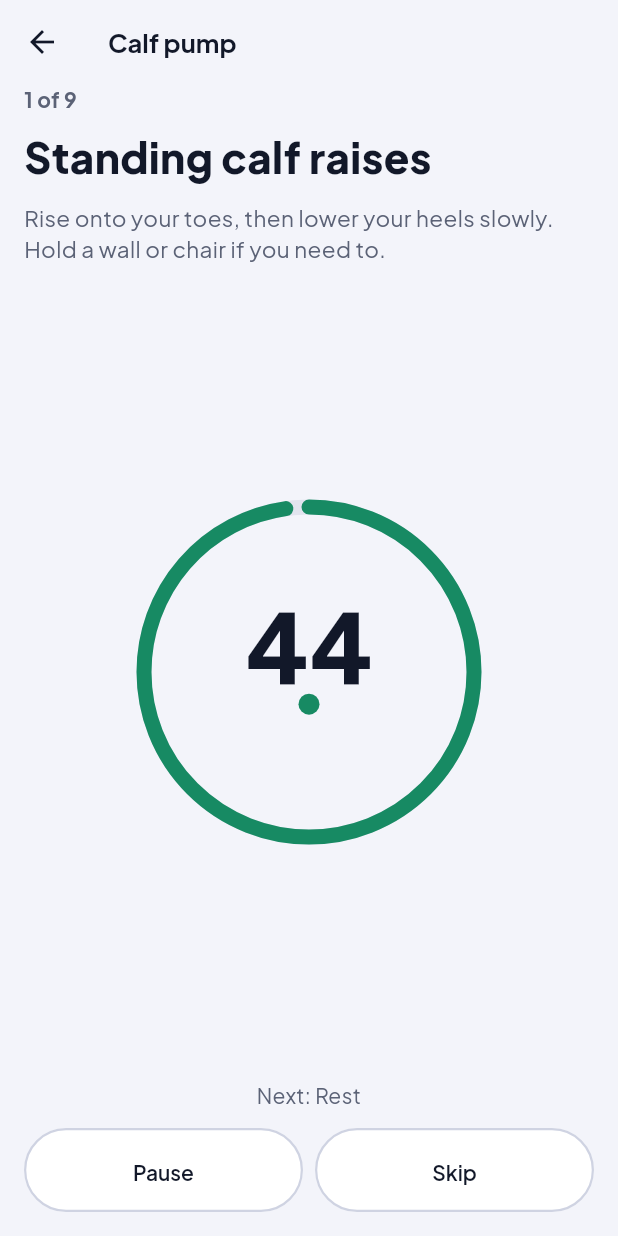
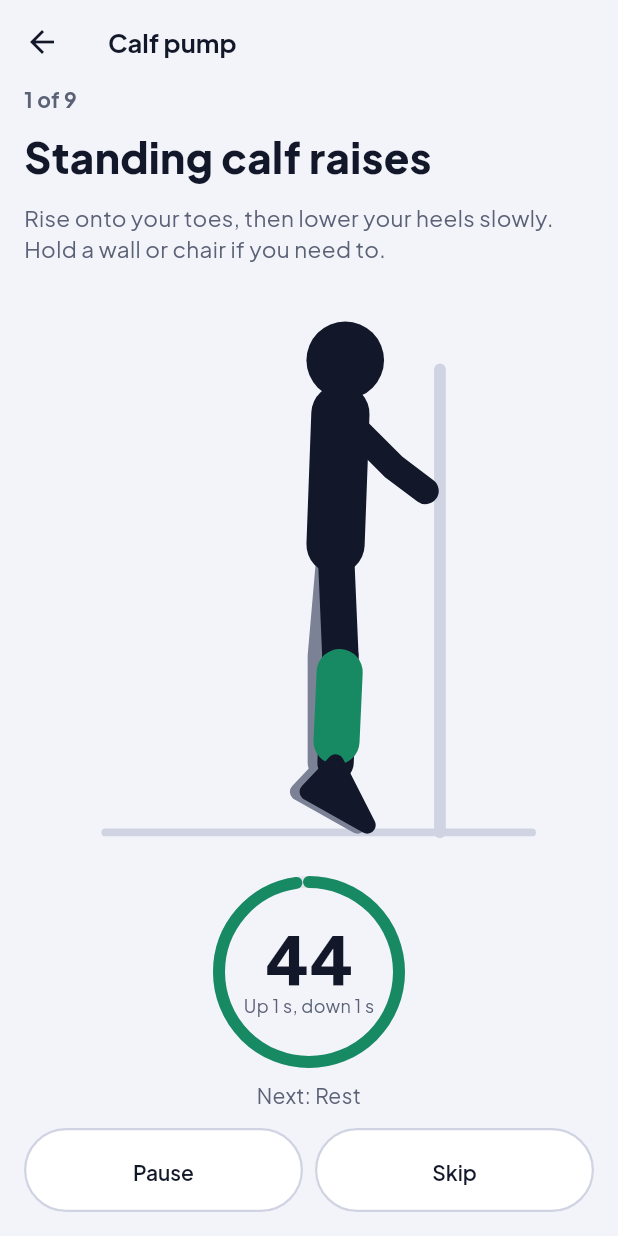
Before and after one commit to lionelishi21/NeuroCal, a Flutter app: the CalfRoutineScreen screen opened directly, after a tap on "Start", on a phone screen of 412 x 824 dp. Run offline on Flutter 3.47's test engine with Material 3 defaults, Android fonts, the phone set to English and light mode, and no system bars; our stand-ins replace camera, flutter_local_notifications, flutter_timezone, image_picker, in_app_review, sentry and 3 more; missing offline and left inert: amplify_auth_cognito, amplify_flutter, google_mlkit_barcode_scanning, google_mlkit_text_recognition, health, home_widget and 1 more; accounts and stored records are empty.

Commit message:
Calf pump: an animated figure shows each move at rep pace
A side-view figure drawn in code demonstrates every move in the routine
(calf raises at a wall, seated soleus push-ups, single-leg raises
mirrored for each side, ankle pumps), one second up and one down, with
the working calf in green. It stops while paused; under reduced motion
it holds the top of the move with the start shown faintly behind. The
intro lists each move with a small figure.

Co-Authored-By: Claude Opus 5.5 <noreply@anthropic.com>

```diff
--- a/mobile-app/lib/screens/calf_routine.dart
+++ b/mobile-app/lib/screens/calf_routine.dart
@@ -7,23 +7,34 @@ import 'package:flutter/services.dart';
 import '../api/models.dart';
 import '../app_scope.dart';
 import '../theme/tokens.dart';
+import '../widgets/move_figure.dart';
 import '../widgets/sheet.dart';
 
-/// One move in the routine, or a rest when [how] is empty.
-typedef CalfMove = ({String name, String how, int seconds});
+/// One move in the routine, or a rest when [how] is empty. [figure] demonstrates it.
+typedef CalfMove = ({String name, String how, int seconds, MoveKind figure});
 
 /// Five minutes, mostly doable at a desk. Soleus push-ups are the seated move from Hamilton et al.
 /// (iScience, 2022).
 const calfRoutine = <CalfMove>[
-  (name: 'Standing calf raises', how: 'Rise onto your toes, then lower your heels slowly. Hold a wall or chair if you need to.', seconds: 45),
-  (name: 'Rest', how: '', seconds: 15),
-  (name: 'Seated soleus push-ups', how: 'Sit with your feet flat and knees bent. Lift your heels while your toes stay down, then let them drop.', seconds: 60),
-  (name: 'Rest', how: '', seconds: 15),
-  (name: 'Single-leg raises, left', how: 'Stand on your left foot, rise and lower. Hold on for balance.', seconds: 30),
-  (name: 'Single-leg raises, right', how: 'Now the right foot.', seconds: 30),
-  (name: 'Rest', how: '', seconds: 15),
-  (name: 'Seated soleus push-ups', how: 'Back in the chair: heels up, heels down, steady.', seconds: 60),
-  (name: 'Ankle pumps', how: 'Legs out, point your toes away, then pull them back toward you.', seconds: 30),
+  (
+    name: 'Standing calf raises',
+    how: 'Rise onto your toes, then lower your heels slowly. Hold a wall or chair if you need to.',
+    seconds: 45,
+    figure: MoveKind.calfRaise,
+  ),
+  (name: 'Rest', how: '', seconds: 15, figure: MoveKind.rest),
+  (
+    name: 'Seated soleus push-ups',
+    how: 'Sit with your feet flat and knees bent. Lift your heels while your toes stay down, then let them drop.',
+    seconds: 60,
+    figure: MoveKind.soleusPushUp,
+  ),
+  (name: 'Rest', how: '', seconds: 15, figure: MoveKind.rest),
+  (name: 'Single-leg raises, left', how: 'Stand on your left foot, rise and lower. Hold on for balance.', seconds: 30, figure: MoveKind.singleLegLeft),
+  (name: 'Single-leg raises, right', how: 'Now the right foot.', seconds: 30, figure: MoveKind.singleLegRight),
+  (name: 'Rest', how: '', seconds: 15, figure: MoveKind.rest),
+  (name: 'Seated soleus push-ups', how: 'Back in the chair: heels up, heels down, steady.', seconds: 60, figure: MoveKind.soleusPushUp),
+  (name: 'Ankle pumps', how: 'Legs out, point your toes away, then pull them back toward you.', seconds: 30, figure: MoveKind.anklePump),
 ];
 
 /// Runs the routine full screen and logs it. Returns what was logged, or null when left early.
@@ -141,9 +152,9 @@ class _CalfRoutineScreenState extends State<CalfRoutineScreen> {
                 Padding(
                   padding: const EdgeInsets.only(bottom: Space.s2),
                   child: Row(
-                    spacing: Space.s2,
+                    spacing: Space.s3,
                     children: [
-                      Icon(Icons.check_circle_outline_rounded, size: 18, color: c.chlorophyll),
+                      SizedBox(width: 44, height: 52, child: MoveFigure(m.figure, animate: false)),
                       Expanded(child: Text(m.name, style: const TextStyle(fontSize: TextSize.sm, fontWeight: FontWeight.w700))),
                       Text('${m.seconds} s', style: TextStyle(fontSize: TextSize.xs, color: c.inkSoft)),
                     ],
@@ -170,21 +181,21 @@ class _CalfRoutineScreenState extends State<CalfRoutineScreen> {
         Text('${_move + 1} of ${calfRoutine.length}', style: TextStyle(fontSize: TextSize.sm, fontWeight: FontWeight.w700, color: c.inkSoft)),
         Text(m.name, style: const TextStyle(fontSize: TextSize.xxl, fontWeight: FontWeight.w800, height: 1.2)),
         Text(rest ? 'Shake your legs out.' : m.how, style: TextStyle(fontSize: TextSize.md, height: 1.4, color: c.inkSoft)),
-        Expanded(
-          child: Center(
+        Expanded(child: MoveFigure(m.figure, animate: !_paused, accent: ink)),
+        Center(
           child: Semantics(
             liveRegion: true,
             label: '$_left seconds left',
             excludeSemantics: true,
             child: SizedBox.square(
-                dimension: 220,
+              dimension: 120,
               child: Stack(
                 alignment: Alignment.center,
                 children: [
                   SizedBox.expand(
                     child: CircularProgressIndicator(
                       value: _left / m.seconds,
-                        strokeWidth: 10,
+                      strokeWidth: 8,
                       strokeCap: StrokeCap.round,
                       backgroundColor: c.track,
                       color: ink,
@@ -193,12 +204,11 @@ class _CalfRoutineScreenState extends State<CalfRoutineScreen> {
                   Column(
                     mainAxisSize: MainAxisSize.min,
                     children: [
-                        Text('$_left', style: const TextStyle(fontSize: 64, fontWeight: FontWeight.w800, height: 1)),
-                        if (!rest && !_paused) _Pace(color: ink),
+                      Text('$_left', style: const TextStyle(fontSize: 44, fontWeight: FontWeight.w800, height: 1)),
+                      if (!rest) Text('Up 1 s, down 1 s', style: TextStyle(fontSize: TextSize.xxs, color: c.inkSoft)),
                     ],
                   ),
                 ],
-                ),
               ),
             ),
           ),
@@ -249,53 +259,3 @@ class _CalfRoutineScreenState extends State<CalfRoutineScreen> {
     );
   }
 }
-
-/// A dot that rises and falls at rep pace (one second up, one down). Under reduced motion it holds
-/// still and says the pace.
-class _Pace extends StatefulWidget {
-  const _Pace({required this.color});
-
-  final Color color;
-
-  @override
-  State<_Pace> createState() => _PaceState();
-}
-
-class _PaceState extends State<_Pace> with SingleTickerProviderStateMixin {
-  late final _controller = AnimationController(vsync: this, duration: const Duration(seconds: 1));
-
-  @override
-  void didChangeDependencies() {
-    super.didChangeDependencies();
-    if (MediaQuery.disableAnimationsOf(context)) {
-      _controller.stop();
-    } else if (!_controller.isAnimating) {
-      _controller.repeat(reverse: true);
-    }
-  }
-
-  @override
-  void dispose() {
-    _controller.dispose();
-    super.dispose();
-  }
-
-  @override
-  Widget build(BuildContext context) {
-    final c = context.colors;
-    if (MediaQuery.disableAnimationsOf(context)) {
-      return Text('Up 1 s, down 1 s', style: TextStyle(fontSize: TextSize.xs, color: c.inkSoft));
-    }
-    return SizedBox(
-      height: 36,
-      width: 24,
-      child: AnimatedBuilder(
-        animation: _controller,
-        builder: (context, _) => Align(
-          alignment: Alignment(0, 1 - 2 * Curves.easeInOut.transform(_controller.value)),
-          child: Container(width: 14, height: 14, decoration: BoxDecoration(color: widget.color, shape: BoxShape.circle)),
-        ),
-      ),
-    );
-  }
-}
--- /dev/null
+++ b/mobile-app/lib/widgets/move_figure.dart
@@ -0,0 +1,283 @@
+import 'dart:math' as math;
+
+import 'package:flutter/material.dart';
+
+import '../theme/tokens.dart';
+
+/// The moves the figure can demonstrate; [rest] is a relaxed standing pose.
+enum MoveKind { calfRaise, soleusPushUp, singleLegLeft, singleLegRight, anklePump, rest }
+
+/// A side-view figure doing one move at rep pace: one second up, one second down. Drawn in code, in
+/// the app's colours, with the working calf in green. Under reduced motion, or with [animate] off, it
+/// holds the top of the move; reduced motion also shows the start faintly behind it, so the movement
+/// still reads.
+class MoveFigure extends StatefulWidget {
+  const MoveFigure(this.kind, {super.key, this.animate = true, this.accent});
+
+  final MoveKind kind;
+
+  /// False holds the top of the move (thumbnails, and while paused).
+  final bool animate;
+
+  /// The working muscle's colour; green when left out.
+  final Color? accent;
+
+  @override
+  State<MoveFigure> createState() => _MoveFigureState();
+}
+
+class _MoveFigureState extends State<MoveFigure> with SingleTickerProviderStateMixin {
+  late final _controller = AnimationController(vsync: this, duration: const Duration(seconds: 1));
+
+  bool get _still => MediaQuery.disableAnimationsOf(context);
+
+  @override
+  void didChangeDependencies() {
+    super.didChangeDependencies();
+    _sync();
+  }
+
+  @override
+  void didUpdateWidget(MoveFigure old) {
+    super.didUpdateWidget(old);
+    _sync();
+  }
+
+  void _sync() {
+    if (widget.animate && !_still && widget.kind != MoveKind.rest) {
+      if (!_controller.isAnimating) _controller.repeat(reverse: true);
+    } else {
+      // Paused mid-rep stays where it is; a figure that never moved shows the top of the move.
+      _controller.stop();
+      if (!widget.animate && _controller.value == 0) _controller.value = 1;
+    }
+  }
+
+  @override
+  void dispose() {
+    _controller.dispose();
+    super.dispose();
+  }
+
+  @override
+  Widget build(BuildContext context) {
+    final c = context.colors;
+    final still = _still;
+    return ExcludeSemantics(
+      child: AnimatedBuilder(
+        animation: _controller,
+        builder: (context, _) => CustomPaint(
+          size: Size.infinite,
+          painter: _FigurePainter(
+            kind: widget.kind,
+            t: still ? 1 : Curves.easeInOut.transform(_controller.value),
+            ghost: still && widget.animate && widget.kind != MoveKind.rest,
+            body: c.ink,
+            far: c.inkFaint,
+            props: c.ruleStrong,
+            accent: widget.accent ?? c.chlorophyll,
+          ),
+        ),
+      ),
+    );
+  }
+}
+
+/// Joint positions in a 100 × 120 box, ground at y = 112, facing right.
+class _Pose {
+  const _Pose({
+    required this.head,
+    required this.shoulder,
+    required this.elbow,
+    required this.hand,
+    required this.hip,
+    required this.knee,
+    required this.ankle,
+    required this.heel,
+    required this.toe,
+    required this.farKnee,
+    required this.farAnkle,
+    required this.farHeel,
+    required this.farToe,
+  });
+
+  final Offset head, shoulder, elbow, hand, hip, knee, ankle, heel, toe, farKnee, farAnkle, farHeel, farToe;
+}
+
+const _ground = 112.0;
+const _footLength = 14.0;
+
+/// Rotates [v] by [a] radians, heel-up for a foot pointing right.
+Offset _turn(Offset v, double a) => Offset(v.dx * math.cos(a) - v.dy * math.sin(a), v.dx * math.sin(a) + v.dy * math.cos(a));
+
+/// A foot pivoting on its toe: [lift] 0 is flat, 1 is the heel fully up.
+({Offset heel, Offset ankle}) _footOnToe(Offset toe, double maxDegrees, double lift) {
+  final a = maxDegrees * math.pi / 180 * lift;
+  final heel = toe + _turn(const Offset(-_footLength, 0), a);
+  return (heel: heel, ankle: heel + _turn(const Offset(2, -8), a));
+}
+
+_Pose _standing({required double lift, required bool oneLeg, required bool holdWall}) {
+  final foot = _footOnToe(const Offset(62, _ground), 30, lift);
+  final rise = foot.ankle - const Offset(50, _ground - 8);
+  Offset up(double x, double y) => Offset(x, y) + rise;
+  final shoulder = up(51, 32);
+  return _Pose(
+    head: up(52, 21),
+    shoulder: shoulder,
+    // Holding a wall in front; otherwise arms hang.
+    elbow: holdWall ? up(62, 43) : up(52, 48),
+    hand: holdWall ? Offset(74, 45 + rise.dy * 0.4) : up(54, 62),
+    hip: up(50, 59),
+    knee: up(51, 82),
+    ankle: foot.ankle,
+    heel: foot.heel,
+    toe: const Offset(62, _ground),
+    // Both feet down, or the free foot hooked up behind.
+    farKnee: oneLeg ? up(50, 83) : up(48, 82),
+    farAnkle: oneLeg ? up(38, 94) : foot.ankle - const Offset(2, 0),
+    farHeel: oneLeg ? up(37, 95) : foot.heel - const Offset(2, 0),
+    farToe: oneLeg ? up(31, 101) : const Offset(60, _ground),
+  );
+}
+
+_Pose _soleus(double lift) {
+  final foot = _footOnToe(const Offset(74, _ground), 35, lift);
+  final knee = foot.ankle + const Offset(-1, -38);
+  const shoulder = Offset(37, 37);
+  final hand = knee + const Offset(-5, -3);
+  return _Pose(
+    head: const Offset(39, 26),
+    shoulder: shoulder,
+    elbow: Offset.lerp(shoulder, hand, 0.5)! + const Offset(-3, 7),
+    hand: hand,
+    hip: const Offset(36, 68),
+    knee: knee,
+    ankle: foot.ankle,
+    heel: foot.heel,
+    toe: const Offset(74, _ground),
+    farKnee: knee - const Offset(2, 0),
+    farAnkle: foot.ankle - const Offset(2, 0),
+    farHeel: foot.heel - const Offset(2, 0),
+    farToe: const Offset(72, _ground),
+  );
+}
+
+_Pose _anklePump(double flex) {
+  const ankle = Offset(84, 104);
+  const knee = Offset(60, 85);
+  // Toes pointed away, then pulled back toward the shin.
+  final toe = Offset.lerp(const Offset(97, 110), const Offset(93, 91), flex)!;
+  const shoulder = Offset(35, 37);
+  return _Pose(
+    head: const Offset(36, 26),
+    shoulder: shoulder,
+    elbow: const Offset(38, 54),
+    hand: const Offset(46, 70),
+    hip: const Offset(36, 68),
+    knee: knee,
+    ankle: ankle,
+    heel: const Offset(85, 110),
+    toe: toe,
+    farKnee: knee - const Offset(2, 1),
+    farAnkle: ankle - const Offset(2, 1),
+    farHeel: const Offset(83, 109),
+    farToe: toe - const Offset(2, 1),
+  );
+}
+
+_Pose _poseFor(MoveKind kind, double t) => switch (kind) {
+  MoveKind.calfRaise => _standing(lift: t, oneLeg: false, holdWall: true),
+  MoveKind.singleLegLeft || MoveKind.singleLegRight => _standing(lift: t, oneLeg: true, holdWall: true),
+  MoveKind.soleusPushUp => _soleus(t),
+  MoveKind.anklePump => _anklePump(t),
+  MoveKind.rest => _standing(lift: 0, oneLeg: false, holdWall: false),
+};
+
+class _FigurePainter extends CustomPainter {
+  _FigurePainter({
+    required this.kind,
+    required this.t,
+    required this.ghost,
+    required this.body,
+    required this.far,
+    required this.props,
+    required this.accent,
+  });
+
+  final MoveKind kind;
+  final double t;
+
+  /// Also draw the start of the move, faintly (reduced motion).
+  final bool ghost;
+  final Color body, far, props, accent;
+
+  @override
+  void paint(Canvas canvas, Size size) {
+    final scale = math.min(size.width / 100, size.height / 120);
+    canvas.save();
+    canvas.translate((size.width - 100 * scale) / 2, (size.height - 120 * scale) / 2);
+    canvas.scale(scale);
+    if (kind == MoveKind.singleLegRight) {
+      // The right leg works: the mirror image, wall on the other side.
+      canvas.translate(100, 0);
+      canvas.scale(-1, 1);
+    }
+    _props(canvas);
+    if (ghost) _figure(canvas, _poseFor(kind, 0), faded: true);
+    _figure(canvas, _poseFor(kind, t));
+    canvas.restore();
+  }
+
+  Paint _stroke(Color color, double width) => Paint()
+    ..color = color
+    ..strokeWidth = width
+    ..strokeCap = StrokeCap.round
+    ..strokeJoin = StrokeJoin.round
+    ..style = PaintingStyle.stroke;
+
+  void _props(Canvas canvas) {
+    final line = _stroke(props, 1.6);
+    canvas.drawLine(const Offset(8, _ground + 1.5), const Offset(96, _ground + 1.5), line);
+    switch (kind) {
+      case MoveKind.calfRaise || MoveKind.singleLegLeft || MoveKind.singleLegRight:
+        canvas.drawLine(const Offset(77, 18), const Offset(77, _ground + 1.5), _stroke(props, 2.4));
+      case MoveKind.soleusPushUp || MoveKind.anklePump:
+        final chair = _stroke(props, 2.4);
+        canvas.drawLine(const Offset(22, 72), const Offset(50, 72), chair);
+        canvas.drawLine(const Offset(23, 40), const Offset(23, _ground), chair);
+        canvas.drawLine(const Offset(48, 72), const Offset(48, _ground), chair);
+      case MoveKind.rest:
+        break;
+    }
+  }
+
+  void _figure(Canvas canvas, _Pose p, {bool faded = false}) {
+    Color c(Color color) => faded ? color.withValues(alpha: 0.22) : color;
+    final limb = _stroke(c(body), 7.5);
+
+    // Far side first, so the near side covers it.
+    canvas.drawPath(Path()..addPolygon([p.hip, p.farKnee, p.farAnkle], false), _stroke(c(far), 7.5));
+    _foot(canvas, p.farAnkle, p.farHeel, p.farToe, c(far));
+
+    canvas.drawLine(p.shoulder, p.hip, _stroke(c(body), 12));
+    canvas.drawLine(p.hip, p.knee, limb);
+    canvas.drawLine(p.knee, p.ankle, limb);
+    // The working calf: the upper shin, where the muscle is.
+    canvas.drawLine(Offset.lerp(p.knee, p.ankle, 0.15)!, Offset.lerp(p.knee, p.ankle, 0.8)!, _stroke(c(accent), 9.5));
+    _foot(canvas, p.ankle, p.heel, p.toe, c(body));
+    canvas.drawPath(Path()..addPolygon([p.shoulder, p.elbow, p.hand], false), _stroke(c(body), 5.5));
+    canvas.drawCircle(p.head, 8, Paint()..color = c(body));
+  }
+
+  /// A solid foot: ankle, heel and toe filled in, with rounded corners.
+  void _foot(Canvas canvas, Offset ankle, Offset heel, Offset toe, Color color) {
+    final shape = Path()..addPolygon([ankle, heel, toe], true);
+    canvas.drawPath(shape, Paint()..color = color);
+    canvas.drawPath(shape, _stroke(color, 3.5));
+  }
+
+  @override
+  bool shouldRepaint(_FigurePainter old) =>
+      old.t != t || old.kind != kind || old.ghost != ghost || old.body != body || old.accent != accent || old.far != far || old.props != props;
+}
```
Also changed, not shown: 1 other file. Lines whose indentation alone changed are shown as unchanged.
